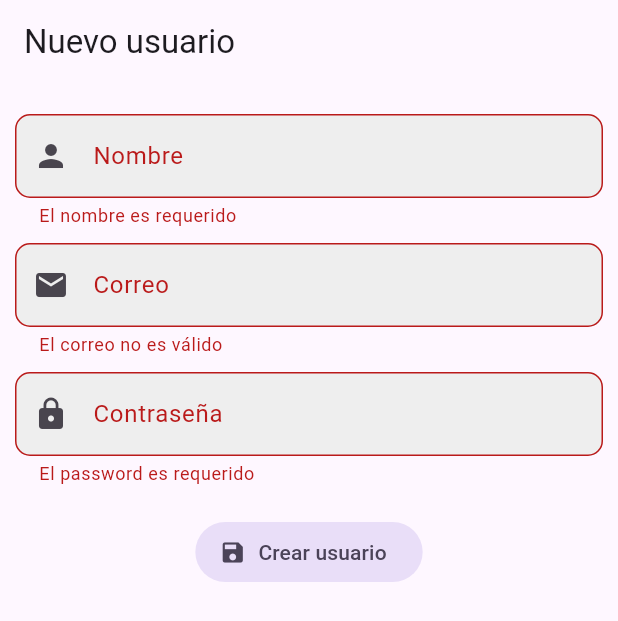
After one commit to alangithub2018/flutterBlocAndCubits, a Flutter app: the RegisterScreen screen opened by its route, after a tap on "Crear usuario", on a phone screen of 412 x 824 dp. The commit adds this screen. Shown: the top 621 px of the screen. Run offline on Flutter 3.47's test engine with Material 3 defaults, Android fonts, the phone set to English and light mode, and no system bars; our stand-ins replace equatable, flutter_bloc, go_router.

Commit message:
Finish forms sample implementation

```diff
--- a/lib/config/router/app_router.dart
+++ b/lib/config/router/app_router.dart
@@ -13,10 +13,17 @@ final appRouter = GoRouter(
       path: '/cubits',
       builder: (context, state) => const CubitCounterScreen()
     ),
+
     //*Flutter Bloc
     GoRoute(
       path: '/counter-bloc',
       builder: (context, state) => const BlocCounterScreen()
+    ),
+
+    //*User form
+    GoRoute(
+      path: '/new-user',
+      builder: (context, state) => const RegisterScreen()
     )
   ]
 );
--- a/lib/presentation/screens/home_screen.dart
+++ b/lib/presentation/screens/home_screen.dart
@@ -28,6 +28,13 @@ class HomeScreen extends StatelessWidget {
             child: Divider(),
           ),
 
+          ListTile(
+            title: const Text('Nuevo usuario'),
+            subtitle: const Text('Manejo de formularios'),
+            trailing: const Icon(Icons.arrow_forward_ios_rounded),
+            onTap: () => context.push('/new-user'),
+          ),
+
         ],
       )
     );
--- /dev/null
+++ b/lib/presentation/screens/register_screen.dart
@@ -0,0 +1,129 @@
+import 'package:flutter/material.dart';
+import 'package:forms_app/presentation/widgets/widgets.dart';
+
+class RegisterScreen extends StatelessWidget {
+  const RegisterScreen({super.key});
+
+  @override
+  Widget build(BuildContext context) {
+    return Scaffold(
+      appBar: AppBar(
+        title: const Text('Nuevo usuario'),
+      ),
+      body: const _RegisterView(),
+    );
+  }
+}
+
+class _RegisterView extends StatelessWidget {
+  const _RegisterView();
+
+  @override
+  Widget build(BuildContext context) {
+    return const SafeArea(
+      child: Padding(
+        padding: EdgeInsets.symmetric(horizontal: 10.0),
+        child: SingleChildScrollView(
+          child: Column(
+            // mainAxisAlignment: MainAxisAlignment.end,
+            children: [
+              SizedBox(height: 20),
+              _RegisterForm(),
+            ],
+          ),
+        ),
+      ),
+    );
+  }
+}
+
+class _RegisterForm extends StatefulWidget {
+  const _RegisterForm();
+
+  @override
+  State<_RegisterForm> createState() => _RegisterFormState();
+}
+
+class _RegisterFormState extends State<_RegisterForm> {
+  final GlobalKey<FormState> _formKey = GlobalKey<FormState>();
+  String username = '';
+  String email = '';
+  String password = '';
+
+  @override
+  Widget build(BuildContext context) {
+    return Form(
+        key: _formKey,
+        child: Column(
+          children: [
+            CustomTextFormField(
+              onChanged: (value) => username = value,
+              validator: (value) {
+                if (value!.isEmpty || value.trim().isEmpty) {
+                  return 'El nombre es requerido';
+                } else if (value.length < 6) {
+                  return 'El nombre debe tener al menos 6 caracteres';
+                }
+                return null;
+              },
+              decoration: const InputDecoration(
+                labelText: 'Nombre',
+                hintText: 'Ingrese su nombre',
+                prefixIcon: Icon(Icons.person),
+              ),
+            ),
+            const SizedBox(height: 10),
+            CustomTextFormField(
+              onChanged: (value) => email = value,
+              validator: (value) {
+                final emailRegExp = RegExp(r'^[\w-\.]+@([\w-]+\.)+[\w-]{2,4}$');
+                if (!emailRegExp.hasMatch(value!)) {
+                  return 'El correo no es válido';
+                } else if (value.isEmpty || value.trim().isEmpty) {
+                  return 'El correo es requerido';
+                } else if (value.length < 6) {
+                  return 'El correo debe tener al menos 6 caracteres';
+                }
+                return null;
+              },
+              decoration: const InputDecoration(
+                labelText: 'Correo',
+                hintText: 'Ingrese su correo',
+                prefixIcon: Icon(Icons.email),
+              ),
+            ),
+            const SizedBox(height: 10),
+            CustomTextFormField(
+              onChanged: (value) => password = value,
+              validator: (value) {
+                if (value!.isEmpty || value.trim().isEmpty) {
+                  return 'El password es requerido';
+                } else if (value.length < 6) {
+                  return 'El password debe tener al menos 6 caracteres';
+                }
+                return null;
+              },
+              obscureText: true,
+              decoration: const InputDecoration(
+                labelText: 'Contraseña',
+                hintText: 'Ingrese su contraseña',
+                prefixIcon: Icon(Icons.lock),
+              ),
+            ),
+            const SizedBox(height: 20),
+            FilledButton.tonalIcon(
+                onPressed: () {
+                  final isValid = _formKey.currentState!.validate();
+                  if (!isValid) return;
+
+                  print('Username: $username');
+                  print('Email: $email');
+                  print('Password: $password');
+                },
+                icon: const Icon(Icons.save),
+                label: const Text('Crear usuario')),
+            const SizedBox(height: 20),
+          ],
+        ));
+  }
+}
--- a/lib/presentation/screens/screens.dart
+++ b/lib/presentation/screens/screens.dart
@@ -1,5 +1,4 @@
-
-
 export 'home_screen.dart';
 export 'cubit_counter_screen.dart';
 export 'block_counter_screen.dart';
+export 'register_screen.dart';
--- /dev/null
+++ b/lib/presentation/widgets/inputs/custom_text_form_field.dart
@@ -0,0 +1,38 @@
+import 'package:flutter/material.dart';
+
+class CustomTextFormField extends StatelessWidget {
+  final InputDecoration decoration;
+  final bool obscureText;
+  final String? errorMessage;
+  final Function(String)? onChanged;
+  final String? Function(String?)? validator;
+
+  const CustomTextFormField({
+    super.key,
+    required this.decoration,
+    this.obscureText = false,
+    this.errorMessage,
+    this.onChanged,
+    this.validator
+  });
+
+  @override
+  Widget build(BuildContext context) {
+    return TextFormField(
+        obscureText: obscureText,
+        onChanged: onChanged,
+        validator: validator,
+        decoration: InputDecoration(
+            border: OutlineInputBorder(
+              borderRadius: BorderRadius.circular(10),
+            ),
+            filled: true,
+            fillColor: Colors.grey[200],
+            hintText: decoration.hintText,
+            labelText: decoration.labelText,
+            prefixIcon: decoration.prefixIcon,
+            errorText: errorMessage,
+        )
+      );
+  }
+}
--- /dev/null
+++ b/lib/presentation/widgets/widgets.dart
@@ -0,0 +1,2 @@
+
+export 'inputs/custom_text_form_field.dart';
```
